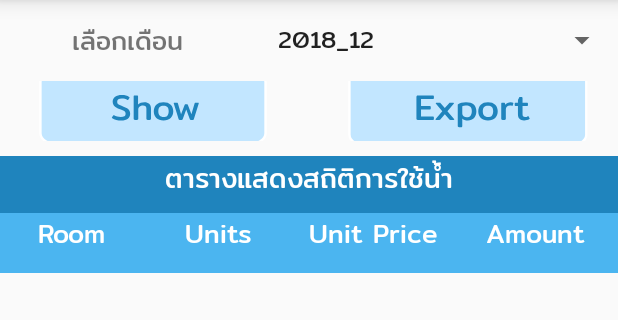
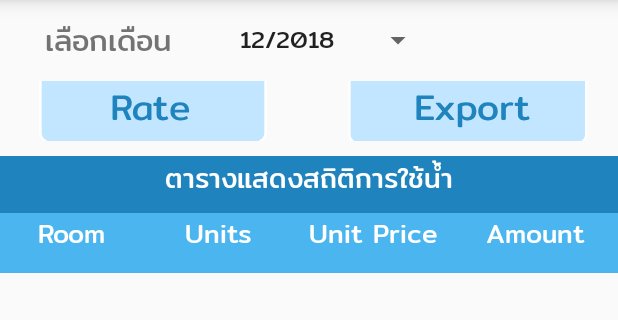
Before and after one commit to Suppasek/WaterUsageChecker, an Android app: the fragment OverallFragment placed in its activity, on a phone screen of 412 x 824 dp, the part 84-404 px from its top. Run offline under Robolectric (Android 15) with nearby library versions, the phone set to English and light mode, and no system bars; our stand-ins replace Firebase (no records; nobody signed in at launch, a user with empty details on screens opened directly); 3 statements that could not run were skipped.

Commit message:
Change dropdown choice format and rate button

```diff
--- a/app/src/main/java/com/kmitl/vpower/waterusagechecker/OverallFragment.java
+++ b/app/src/main/java/com/kmitl/vpower/waterusagechecker/OverallFragment.java
@@ -6,11 +6,14 @@ import android.content.ClipData;
 import android.content.ClipboardManager;
 import android.content.DialogInterface;
 import android.content.pm.PackageManager;
+import android.graphics.Color;
 import android.os.Build;
 import android.os.Bundle;
+import android.support.annotation.ColorInt;
 import android.support.annotation.NonNull;
 import android.support.annotation.Nullable;
 import android.support.v4.app.Fragment;
+import android.support.v4.content.ContextCompat;
 import android.support.v7.app.AlertDialog;
 import android.text.Spannable;
 import android.text.SpannableString;
@@ -57,10 +60,13 @@ import java.text.SimpleDateFormat;
 import java.util.ArrayList;
 import java.util.Calendar;
 import java.util.Comparator;
+import java.util.GregorianCalendar;
 import java.util.HashMap;
 import java.util.List;
 import java.util.Map;
 import java.util.concurrent.TimeUnit;
+
+import static com.kmitl.vpower.waterusagechecker.R.color.colorAccent;
 
 public class OverallFragment extends Fragment {
 
@@ -149,21 +155,6 @@ public class OverallFragment extends Fragment {
         });
     }
 
-    private void initBackBtn() {
-        Button Backbtn = getView().findViewById(R.id.fragment_overall_back_btn);
-
-        Backbtn.setOnClickListener(new View.OnClickListener() {
-            @Override
-            public void onClick(View v) {
-                getActivity().getSupportFragmentManager()
-                        .beginTransaction()
-                        .replace(R.id.main_view, new MenuFragment())
-                        .addToBackStack(null)
-                        .commit();
-            }
-        });
-    }
-
     private void initCSVBtn() {
         ImageView CSVbtn = getView().findViewById(R.id.fragment_overall_csv_btn);
 
@@ -173,6 +164,10 @@ public class OverallFragment extends Fragment {
                 File csvFile = null;
                 String recDate = dateSpinner.getSelectedItem().toString();
                 Log.d("CSV", "Before CsvFileWriter recDtae = " + recDate);
+                String[] monthYear = recDate.split("/");
+                int month = Integer.parseInt(monthYear[0]);
+                int year = Integer.parseInt(monthYear[1]);
+                recDate = year + "_" + month;
                 if (checkData > 0 && NEW_URL_CHECK) {
                     Log.d("CSV", "There are " + intToStr(checkData) + " records for CSV");
                     csvFile = CsvFileWriter.writeCsvFile(recDate, waterRecords, getActivity(), getContext());
@@ -280,16 +275,18 @@ public class OverallFragment extends Fragment {
     }
 
     private void createMonthSpinner() {
-        SimpleDateFormat sdf = new SimpleDateFormat("yyyy_MM");
-        String[] currentYearMonth = sdf.format(Calendar.getInstance().getTime()).split("_");
-        int currentYear = Integer.parseInt(currentYearMonth[0]);
-        int currentMonth = Integer.parseInt(currentYearMonth[1]);
+        SimpleDateFormat sdf = new SimpleDateFormat("MM/yyyy");
+        String[] currentYearMonth = sdf.format(Calendar.getInstance().getTime()).split("/");
+        int currentMonth = Integer.parseInt(currentYearMonth[0]);
+        int currentYear = Integer.parseInt(currentYearMonth[1]);
         dateSpinner = getView().findViewById(R.id.fragment_overall_date_spinner);
+
         for (Integer y = currentYear; y > 2017 ; y--) {
             for (Integer m = currentMonth; m > 0; m--) {
-                monthList.add(intToStr(y) + "_" + intToStr(m));
+                monthList.add(intToStr(m) + "/" + intToStr(y));
             }
         }
+
         ArrayAdapter<String> adapterMonth = new ArrayAdapter<>(getActivity(), android.R.layout.simple_list_item_1, monthList);
         dateSpinner.setAdapter(adapterMonth);
     }
@@ -389,6 +386,10 @@ public class OverallFragment extends Fragment {
             public void onItemSelected(AdapterView<?> parent, View view, int position, long id) {
                 String recDate = monthList.get(position);
                 Log.d("overall", "Date was selected -> " + recDate);
+                String[] monthYear = recDate.split("/");
+                int month = Integer.parseInt(monthYear[0]);
+                int year = Integer.parseInt(monthYear[1]);
+                recDate = year + "_" + month;
                 NEW_URL_CHECK = true;
                 getValueDB(recDate);
             }
--- /dev/null
+++ b/app/src/main/res/drawable/ic_button_rate.xml
@@ -0,0 +1,11 @@
+<vector android:height="24dp" android:viewportHeight="512"
+    android:viewportWidth="512" android:width="24dp" xmlns:android="http://schemas.android.com/apk/res/android">
+    <path android:fillColor="#C2E6FF" android:pathData="M410.299,310.764L96.655,310.764c-16.378,0 -29.655,-8.433 -29.655,-18.835v-84.915c0,-10.402 13.277,-18.835 29.655,-18.835h313.644c16.378,0 29.655,8.433 29.655,18.835v84.915C439.955,302.331 426.678,310.764 410.299,310.764z"/>
+    <path android:fillColor="#00000000"
+        android:pathData="M410.299,310.764L96.655,310.764c-16.378,0 -29.655,-8.433 -29.655,-18.835v-84.915c0,-10.402 13.277,-18.835 29.655,-18.835h313.644c16.378,0 29.655,8.433 29.655,18.835v84.915C439.955,302.331 426.678,310.764 410.299,310.764z"
+        android:strokeColor="#FFFFFF" android:strokeWidth="4"/>
+    <path android:fillColor="#1F84BD" android:pathData="M187.007,269.448c-0.337,-0.356 -0.505,-0.892 -0.505,-1.604v-36.055c0,-0.752 0.168,-1.307 0.505,-1.663c0.336,-0.356 0.9,-0.535 1.693,-0.535h15.503c4.593,0 8.087,1.069 10.484,3.208c2.396,2.139 3.594,5.307 3.594,9.504c0,2.772 -0.653,5.138 -1.96,7.098c-1.307,1.96 -3.208,3.436 -5.703,4.425l6.593,14.613c0.119,0.237 0.178,0.455 0.178,0.653c0,0.594 -0.356,0.891 -1.069,0.891h-4.871c-0.515,0 -0.891,-0.068 -1.128,-0.208c-0.238,-0.138 -0.456,-0.425 -0.653,-0.861l-6,-14.078h-9.563v13.008c0,0.713 -0.169,1.248 -0.505,1.604c-0.337,0.356 -0.921,0.534 -1.752,0.534L188.7,269.982C187.907,269.982 187.343,269.805 187.007,269.448zM202.659,249.133c2.771,0 4.812,-0.535 6.118,-1.604c1.307,-1.069 1.96,-2.811 1.96,-5.227c0,-2.376 -0.594,-4.118 -1.782,-5.227c-1.188,-1.108 -2.99,-1.663 -5.405,-1.663h-9.444v13.721L202.659,249.133z"/>
+    <path android:fillColor="#1F84BD" android:pathData="M223.686,267.339c-2.297,-2.355 -3.445,-5.673 -3.445,-9.949c0,-3.326 0.732,-6.267 2.198,-8.821c1.465,-2.554 3.554,-4.523 6.267,-5.91c2.712,-1.386 5.871,-2.079 9.475,-2.079c5.028,0 9.286,1.188 12.771,3.564v24.235c0,0.594 -0.129,1.01 -0.386,1.247c-0.258,0.237 -0.704,0.356 -1.337,0.356h-3.267c-0.437,0 -0.763,-0.089 -0.98,-0.268c-0.218,-0.178 -0.367,-0.465 -0.446,-0.861l-0.475,-2.316c-1.228,1.506 -2.743,2.604 -4.544,3.297c-1.803,0.692 -3.99,1.039 -6.564,1.039C229.071,270.873 225.982,269.695 223.686,267.339zM241.357,263.627c1.604,-1.228 2.406,-2.852 2.406,-4.871v-11.583c-0.832,-0.435 -1.673,-0.742 -2.524,-0.92c-0.852,-0.178 -1.892,-0.268 -3.119,-0.268c-3.129,0 -5.643,0.991 -7.544,2.97c-1.9,1.98 -2.851,4.713 -2.851,8.197c0,2.852 0.663,4.95 1.99,6.296c1.326,1.347 3.356,2.02 6.088,2.02C237.902,265.468 239.753,264.854 241.357,263.627z"/>
+    <path android:fillColor="#1F84BD" android:pathData="M261.998,268.082c-1.703,-1.861 -2.554,-4.435 -2.554,-7.723v-13.305h-3.386c-0.792,0 -1.317,-0.138 -1.574,-0.416c-0.258,-0.277 -0.386,-0.792 -0.386,-1.544v-1.604c0,-0.751 0.128,-1.277 0.386,-1.574c0.257,-0.297 0.782,-0.445 1.574,-0.445h3.386v-3.267c0,-0.832 0.148,-1.613 0.445,-2.346c0.297,-0.732 0.763,-1.653 1.396,-2.762c0.238,-0.475 0.465,-0.781 0.684,-0.92c0.217,-0.138 0.604,-0.208 1.158,-0.208h1.961c0.712,0 1.217,0.169 1.514,0.505c0.297,0.337 0.445,0.842 0.445,1.515v7.484h7.01c0.791,0 1.316,0.148 1.574,0.445c0.257,0.297 0.386,0.823 0.386,1.574v1.604c0,0.752 -0.129,1.268 -0.386,1.544c-0.258,0.277 -0.783,0.416 -1.574,0.416h-7.01v13.068c0,1.821 0.316,3.139 0.951,3.95c0.633,0.813 1.723,1.218 3.267,1.218c0.911,0 1.683,-0.108 2.317,-0.327c0.633,-0.217 1.326,-0.584 2.078,-1.099c0.197,-0.158 0.416,-0.237 0.653,-0.237s0.476,0.178 0.713,0.534l1.723,2.852c0.157,0.198 0.237,0.416 0.237,0.653c0,0.277 -0.198,0.555 -0.594,0.831c-2.455,1.584 -5.386,2.376 -8.791,2.376C266.235,270.873 263.701,269.943 261.998,268.082z"/>
+    <path android:fillColor="#1F84BD" android:pathData="M290.628,269.3c-2.495,-1.049 -4.485,-2.674 -5.97,-4.871c-1.484,-2.198 -2.228,-4.939 -2.228,-8.227c0,-5.108 1.366,-8.989 4.099,-11.642c2.732,-2.653 6.613,-3.98 11.643,-3.98c4.99,0 8.762,1.288 11.316,3.861c2.553,2.574 3.83,6.296 3.83,11.167c0,1.386 -0.633,2.079 -1.9,2.079h-21.8c0,2.614 0.911,4.624 2.732,6.029c1.821,1.406 4.355,2.108 7.603,2.108c3.129,0 5.941,-0.713 8.436,-2.138c0.277,-0.158 0.494,-0.238 0.654,-0.238c0.275,0 0.494,0.179 0.652,0.535l1.426,2.554c0.119,0.237 0.178,0.456 0.178,0.653c0,0.277 -0.178,0.535 -0.533,0.772c-1.625,0.99 -3.377,1.723 -5.258,2.197c-1.881,0.476 -4.049,0.713 -6.504,0.713C295.914,270.873 293.123,270.348 290.628,269.3zM306.428,253.291c0,-2.455 -0.682,-4.375 -2.049,-5.762c-1.365,-1.386 -3.416,-2.079 -6.148,-2.079c-2.771,0 -4.9,0.712 -6.385,2.138s-2.228,3.326 -2.228,5.702L306.428,253.29z"/>
+</vector>
--- a/app/src/main/res/layout/fragment_overall_new.xml
+++ b/app/src/main/res/layout/fragment_overall_new.xml
@@ -31,17 +31,17 @@
                 android:layout_width="wrap_content"
                 android:layout_height="wrap_content"
                 android:layout_gravity="center_vertical"
-                android:layout_weight="1"
                 android:text="เลือกเดือน"
                 android:textAlignment="center"
-                android:textSize="17dp" />
+                android:textSize="20dp"
+                android:layout_marginLeft="30dp"
+                android:layout_marginRight="30dp"/>
 
             <Spinner
                 android:id="@+id/fragment_overall_date_spinner"
                 android:layout_width="wrap_content"
                 android:layout_height="wrap_content"
-                android:layout_gravity="center_vertical"
-                android:layout_weight="1" />
+                android:layout_gravity="center_vertical" />
 
             <!--<ImageView-->
                 <!--android:id="@+id/fragment_overall_show_btn"-->
@@ -76,7 +76,7 @@
                 android:layout_height="match_parent"
                 android:layout_weight="1"
                 android:scaleType="centerCrop"
-                app:srcCompat="@drawable/ic_show_btn" />
+                app:srcCompat="@drawable/ic_button_rate" />
 
             <ImageView
                 android:id="@+id/fragment_overall_csv_btn"
--- /dev/null
+++ b/app/src/main/res/mipmap-anydpi-v26/ic_launcher_rate_round.xml
@@ -0,0 +1,5 @@
+<?xml version="1.0" encoding="utf-8"?>
+<adaptive-icon xmlns:android="http://schemas.android.com/apk/res/android">
+    <background android:drawable="@drawable/ic_launcher_url_background"/>
+    <foreground android:drawable="@drawable/ic_launcher_url_foreground"/>
+</adaptive-icon>
```
Also changed, not shown: app/src/main/res/drawable/ic_launcher_url_background.xml (added, +76 -0 lines), app/src/main/res/drawable/ic_launcher_url_foreground.xml (added, +29 -0 lines), app/src/main/res/layout/fragment_overall.xml (deleted, +0 -124 lines), app/src/main/ic_launcher_rate-web.png (added), app/src/main/res/mipmap-hdpi/ic_launcher_rate_round.png (added), app/src/main/res/mipmap-mdpi/ic_launcher_rate_round.png (added), app/src/main/res/mipmap-xhdpi/ic_launcher_rate_round.png (added), app/src/main/res/mipmap-xxhdpi/ic_launcher_rate_round.png (added), app/src/main/res/mipmap-xxxhdpi/ic_launcher_rate_round.png (added).
